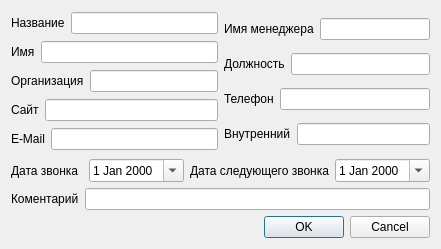
Old version of the form Dialog.ui in the repository dshmelev/dbsan.
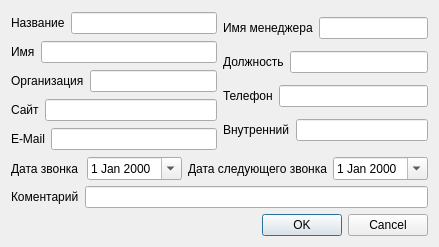
New version of the form.

Diff of the .ui file:
```diff
--- a/Dialog.ui
+++ b/Dialog.ui
@@ -9,8 +9,8 @@
    <rect>
     <x>0</x>
     <y>0</y>
-    <width>441</width>
-    <height>249</height>
+    <width>439</width>
+    <height>247</height>
    </rect>
   </property>
   <property name="windowTitle">
@@ -174,6 +174,9 @@
        </item>
        <item>
         <widget class="QDateEdit" name="ed_data_call">
+         <property name="buttonSymbols">
+          <enum>QAbstractSpinBox::UpDownArrows</enum>
+         </property>
          <property name="currentSection">
           <enum>QDateTimeEdit::DaySection</enum>
          </property>
```
Left out of the diff: 3 changed lines with no effect on the pictures.
